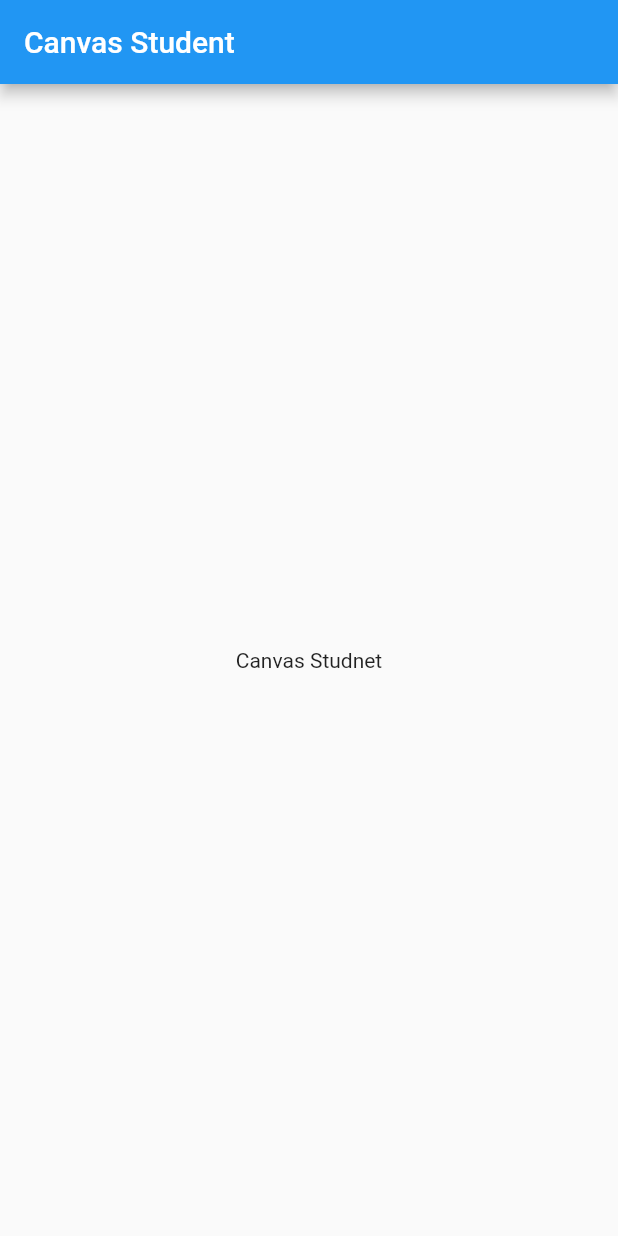
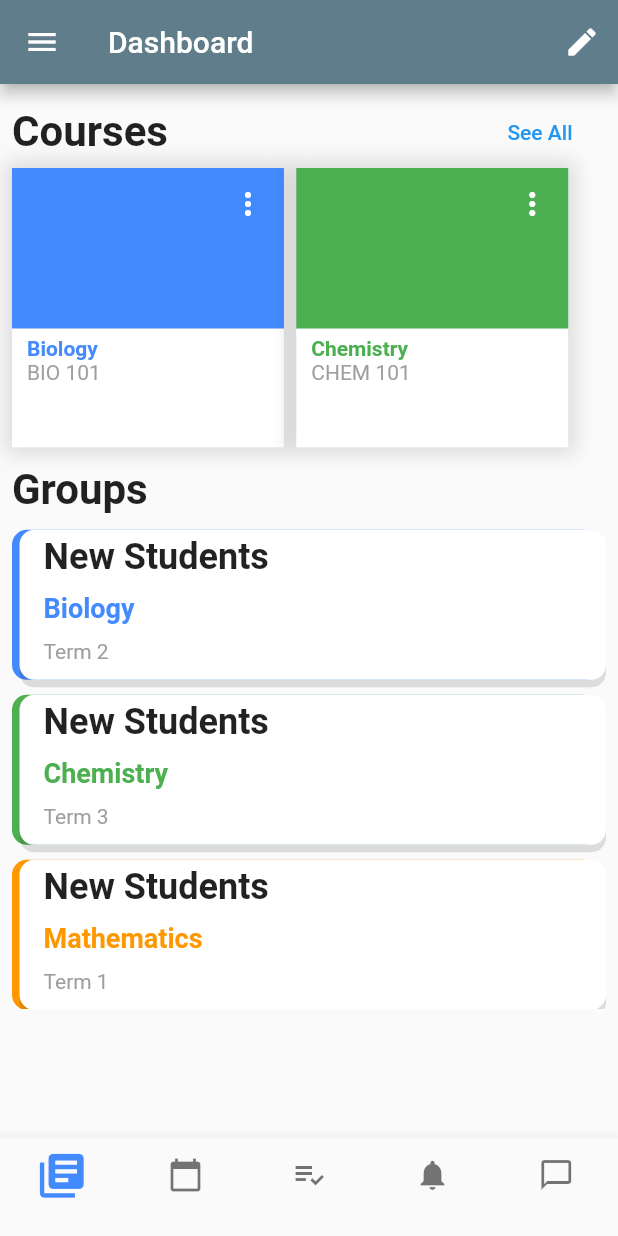
Before and after one commit to UmairJibran/canvasstudent, a Flutter app: the screen it shows after launch, on a phone screen of 412 x 824 dp. Run offline on Flutter 3.47's test engine with Material 2 defaults, Android fonts, the phone set to English and light mode, and no system bars; drawn by our look-alikes of auto_size_text.

Commit message:
completed screen 1

```diff
--- /dev/null
+++ b/lib/data/dummy.dart
@@ -0,0 +1,40 @@
+import 'package:flutter/material.dart';
+
+final List subjects = [
+  {
+    "id": "0001",
+    "subjectName": "Biology",
+    "subjectCode": "BIO 101",
+    "color": Colors.blueAccent,
+  },
+  {
+    "id": "0002",
+    "subjectName": "Chemistry",
+    "subjectCode": "CHEM 101",
+    "color": Colors.green,
+  },
+  {
+    "id": "0003",
+    "subjectName": "Mathematics",
+    "subjectCode": "MATH 101",
+    "color": Colors.orange,
+  },
+  {
+    "id": "0004",
+    "subjectName": "Music Theory",
+    "subjectCode": "MUS 101",
+    "color": Colors.indigo,
+  },
+  {
+    "id": "0005",
+    "subjectName": "Psychology",
+    "subjectCode": "PSY 101",
+    "color": Colors.red,
+  },
+  {
+    "id": "0006",
+    "subjectName": "American Literature 401",
+    "subjectCode": "LIT 401",
+    "color": Colors.deepPurple,
+  },
+];
--- a/lib/main.dart
+++ b/lib/main.dart
@@ -1,4 +1,6 @@
 import 'package:flutter/material.dart';
+
+import 'screens/home.dart';
 
 void main() => runApp(MyApp());
 
@@ -6,14 +8,7 @@ class MyApp extends StatelessWidget {
   @override
   Widget build(BuildContext context) {
     return MaterialApp(
-      home: Scaffold(
-        appBar: AppBar(
-          title: Text("Canvas Student"),
-        ),
-        body: Center(
-          child: Text("Canvas Studnet"),
-        ),
-      ),
+      home: Home(),
     );
   }
 }
--- /dev/null
+++ b/lib/screens/home.dart
@@ -0,0 +1,102 @@
+import 'package:canvasstudent/screens/home_screens/calendar.dart';
+import 'package:canvasstudent/screens/home_screens/chats.dart';
+import 'package:canvasstudent/screens/home_screens/dashboard.dart';
+import 'package:canvasstudent/screens/home_screens/todos.dart';
+import 'package:flutter/material.dart';
+
+import 'home_screens/notifications.dart';
+
+class Home extends StatefulWidget {
+  @override
+  _HomeState createState() => _HomeState();
+}
+
+class _HomeState extends State<Home> {
+  int _selectedIndex = 0;
+
+  static List<Widget> _widgets = <Widget>[
+    Dashboard(),
+    Calendar(),
+    Todos(),
+    Notifications(),
+    Chats(),
+  ];
+
+  void _onItemTapped(int index) {
+    setState(() {
+      _selectedIndex = index;
+    });
+  }
+
+  @override
+  Widget build(BuildContext context) {
+    return Scaffold(
+      drawer: Drawer(),
+      appBar: AppBar(
+        actions: [
+          IconButton(
+            icon: Icon(Icons.edit),
+            onPressed: () {},
+          )
+        ],
+        backgroundColor: Colors.blueGrey,
+        title: Text("Dashboard"),
+      ),
+      body: Container(
+        height: MediaQuery.of(context).size.height,
+        width: MediaQuery.of(context).size.width,
+        child: Center(
+          child: _widgets.elementAt(_selectedIndex),
+        ),
+      ),
+      bottomNavigationBar: BottomNavigationBar(
+        type: BottomNavigationBarType.fixed,
+        items: [
+          BottomNavigationBarItem(
+            icon: Icon(Icons.library_books),
+            title: Text(" "),
+            activeIcon: Icon(
+              Icons.library_books,
+              size: 35,
+            ),
+          ),
+          BottomNavigationBarItem(
+            icon: Icon(Icons.calendar_today),
+            title: Text(" "),
+            activeIcon: Icon(
+              Icons.calendar_today,
+              size: 35,
+            ),
+          ),
+          BottomNavigationBarItem(
+            icon: Icon(Icons.playlist_add_check),
+            activeIcon: Icon(
+              Icons.playlist_add_check,
+              size: 35,
+            ),
+            title: Text(" "),
+          ),
+          BottomNavigationBarItem(
+            icon: Icon(Icons.notifications),
+            activeIcon: Icon(
+              Icons.notifications,
+              size: 35,
+            ),
+            title: Text(" "),
+          ),
+          BottomNavigationBarItem(
+            icon: Icon(Icons.chat_bubble_outline),
+            activeIcon: Icon(
+              Icons.chat_bubble_outline,
+              size: 35,
+            ),
+            title: Text(" "),
+          ),
+        ],
+        currentIndex: _selectedIndex,
+        selectedItemColor: Colors.blueAccent,
+        onTap: _onItemTapped,
+      ),
+    );
+  }
+}
--- /dev/null
+++ b/lib/screens/home_screens/calendar.dart
@@ -0,0 +1,14 @@
+import 'package:flutter/material.dart';
+
+class Calendar extends StatelessWidget {
+  @override
+  Widget build(BuildContext context) {
+    return Container(
+      child: Center(
+        child: Text(
+          "Calendar",
+        ),
+      ),
+    );
+  }
+}
--- /dev/null
+++ b/lib/screens/home_screens/chats.dart
@@ -0,0 +1,14 @@
+import 'package:flutter/material.dart';
+
+class Chats extends StatelessWidget {
+  @override
+  Widget build(BuildContext context) {
+    return Container(
+      child: Center(
+        child: Text(
+          "Chats",
+        ),
+      ),
+    );
+  }
+}
--- /dev/null
+++ b/lib/screens/home_screens/dashboard.dart
@@ -0,0 +1,97 @@
+import 'package:canvasstudent/data/dummy.dart';
+import 'package:canvasstudent/widgets/home_grid_tile.dart';
+import 'package:canvasstudent/widgets/home_list_tile.dart';
+import 'package:flutter/material.dart';
+
+class Dashboard extends StatelessWidget {
+  @override
+  Widget build(BuildContext context) {
+    return Container(
+      height: MediaQuery.of(context).size.height,
+      width: MediaQuery.of(context).size.width,
+      padding: EdgeInsets.all(8),
+      child: Column(
+        crossAxisAlignment: CrossAxisAlignment.start,
+        children: [
+          Row(
+            mainAxisAlignment: MainAxisAlignment.spaceBetween,
+            children: [
+              Text(
+                "Courses",
+                style: TextStyle(
+                  fontWeight: FontWeight.bold,
+                  fontSize: 28,
+                ),
+              ),
+              FlatButton(
+                onPressed: () {},
+                child: Text(
+                  "See All",
+                  style: TextStyle(
+                    color: Colors.blue,
+                  ),
+                ),
+              ),
+            ],
+          ),
+          Container(
+            height: MediaQuery.of(context).size.height * 0.226,
+            width: MediaQuery.of(context).size.width * 0.9,
+            child: Row(
+              mainAxisAlignment: MainAxisAlignment.spaceBetween,
+              children: [
+                HomeGridTile(
+                  color: subjects[0]["color"],
+                  subject: subjects[0]["subjectName"],
+                  subjectCode: subjects[0]["subjectCode"],
+                  subjectID: 0,
+                ),
+                HomeGridTile(
+                  color: subjects[1]["color"],
+                  subject: subjects[1]["subjectName"],
+                  subjectCode: subjects[1]["subjectCode"],
+                  subjectID: 1,
+                ),
+              ],
+            ),
+          ),
+          SizedBox(
+            height: 12,
+          ),
+          Text(
+            "Groups",
+            style: TextStyle(
+              fontWeight: FontWeight.bold,
+              fontSize: 28,
+            ),
+          ),
+          Container(
+            height: MediaQuery.of(context).size.height * 0.4,
+            child: ListView(
+              children: [
+                HomeListTile(
+                  color: subjects[0]["color"],
+                  subjectTitle: subjects[0]["subjectName"],
+                  groupFor: "Term 2",
+                  groupName: "New Students",
+                ),
+                HomeListTile(
+                  color: subjects[1]["color"],
+                  subjectTitle: subjects[1]["subjectName"],
+                  groupFor: "Term 3",
+                  groupName: "New Students",
+                ),
+                HomeListTile(
+                  color: subjects[2]["color"],
+                  subjectTitle: subjects[2]["subjectName"],
+                  groupFor: "Term 1",
+                  groupName: "New Students",
+                ),
+              ],
+            ),
+          ),
+        ],
+      ),
+    );
+  }
+}
--- /dev/null
+++ b/lib/screens/home_screens/notifications.dart
@@ -0,0 +1,14 @@
+import 'package:flutter/material.dart';
+
+class Notifications extends StatelessWidget {
+  @override
+  Widget build(BuildContext context) {
+    return Container(
+      child: Center(
+        child: Text(
+          "Notifications",
+        ),
+      ),
+    );
+  }
+}
--- /dev/null
+++ b/lib/screens/home_screens/todos.dart
@@ -0,0 +1,14 @@
+import 'package:flutter/material.dart';
+
+class Todos extends StatelessWidget {
+  @override
+  Widget build(BuildContext context) {
+    return Container(
+      child: Center(
+        child: Text(
+          "Todos",
+        ),
+      ),
+    );
+  }
+}
--- /dev/null
+++ b/lib/widgets/home_grid_tile.dart
@@ -0,0 +1,88 @@
+import 'package:auto_size_text/auto_size_text.dart';
+import 'package:flutter/material.dart';
+
+class HomeGridTile extends StatelessWidget {
+  final Color color;
+  final String subject;
+  final String subjectCode;
+  final int subjectID;
+  HomeGridTile({
+    this.color,
+    this.subject,
+    this.subjectCode,
+    this.subjectID,
+  });
+  @override
+  Widget build(BuildContext context) {
+    return Container(
+      width: MediaQuery.of(context).size.width * 0.44,
+      decoration: BoxDecoration(
+        boxShadow: [
+          new BoxShadow(
+            blurRadius: 10,
+            color: Colors.black12,
+            spreadRadius: 5,
+          )
+        ],
+      ),
+      child: Material(
+        color: Colors.transparent,
+        child: InkWell(
+          onTap: () {
+            // Navigator.of(context).push(
+            //   MaterialPageRoute(
+            //     builder: (_) => ,
+            //   ),
+            // );
+          },
+          splashColor: Colors.black12,
+          child: Column(
+            children: [
+              Container(
+                width: MediaQuery.of(context).size.width,
+                height: MediaQuery.of(context).size.height * 0.13,
+                color: color,
+                alignment: Alignment.topRight,
+                child: IconButton(
+                  icon: Icon(
+                    Icons.more_vert,
+                    color: Colors.white,
+                  ),
+                  onPressed: () => {},
+                ),
+              ),
+              Container(
+                width: MediaQuery.of(context).size.width,
+                height: MediaQuery.of(context).size.height * 0.096,
+                color: Colors.white,
+                padding: EdgeInsets.only(left: 10, top: 5),
+                child: Column(
+                  crossAxisAlignment: CrossAxisAlignment.start,
+                  children: [
+                    AutoSizeText(
+                      subject,
+                      style: TextStyle(
+                        color: color,
+                        fontWeight: FontWeight.bold,
+                      ),
+                      maxLines: 2,
+                      maxFontSize: 26,
+                      minFontSize: 12,
+                    ),
+                    AutoSizeText(
+                      subjectCode,
+                      style: TextStyle(color: Colors.grey),
+                      maxLines: 2,
+                      maxFontSize: 26,
+                      minFontSize: 8,
+                    )
+                  ],
+                ),
+              )
+            ],
+          ),
+        ),
+      ),
+    );
+  }
+}
--- /dev/null
+++ b/lib/widgets/home_list_tile.dart
@@ -0,0 +1,73 @@
+import 'package:flutter/material.dart';
+
+class HomeListTile extends StatelessWidget {
+  final Color color;
+  final String subjectTitle;
+  final String groupName;
+  final String groupFor;
+
+  const HomeListTile({
+    this.color,
+    this.subjectTitle,
+    this.groupName,
+    this.groupFor,
+  });
+  @override
+  Widget build(BuildContext context) {
+    return Container(
+      width: MediaQuery.of(context).size.width,
+      height: 100,
+      margin: EdgeInsets.only(top: 10, left: 5),
+      decoration: BoxDecoration(
+        borderRadius: BorderRadius.circular(
+          10,
+        ),
+        color: Colors.white,
+        boxShadow: [
+          new BoxShadow(
+            blurRadius: 0,
+            spreadRadius: 0,
+            offset: Offset.lerp(Offset(5, 0), Offset(0, 0), 2),
+            color: color,
+          ),
+          new BoxShadow(
+            blurRadius: 0,
+            spreadRadius: 0,
+            offset: Offset.lerp(Offset(0, -5), Offset(0, 0), 2),
+            color: Colors.black12,
+          ),
+        ],
+      ),
+      child: InkWell(
+        onTap: () {},
+        child: ListTile(
+          title: Text(
+            groupName,
+            style: TextStyle(fontSize: 24, fontWeight: FontWeight.bold),
+          ),
+          subtitle: Column(
+            crossAxisAlignment: CrossAxisAlignment.start,
+            children: [
+              SizedBox(height: 10),
+              Text(
+                subjectTitle,
+                style: TextStyle(
+                  color: color,
+                  fontSize: 18,
+                  fontWeight: FontWeight.bold,
+                ),
+              ),
+              SizedBox(height: 10),
+              Text(
+                groupFor,
+                style: TextStyle(
+                  color: Colors.grey,
+                ),
+              ),
+            ],
+          ),
+        ),
+      ),
+    );
+  }
+}
```
Also changed, not shown: pubspec.yaml (+1 -6 lines), pubspec.lock.
